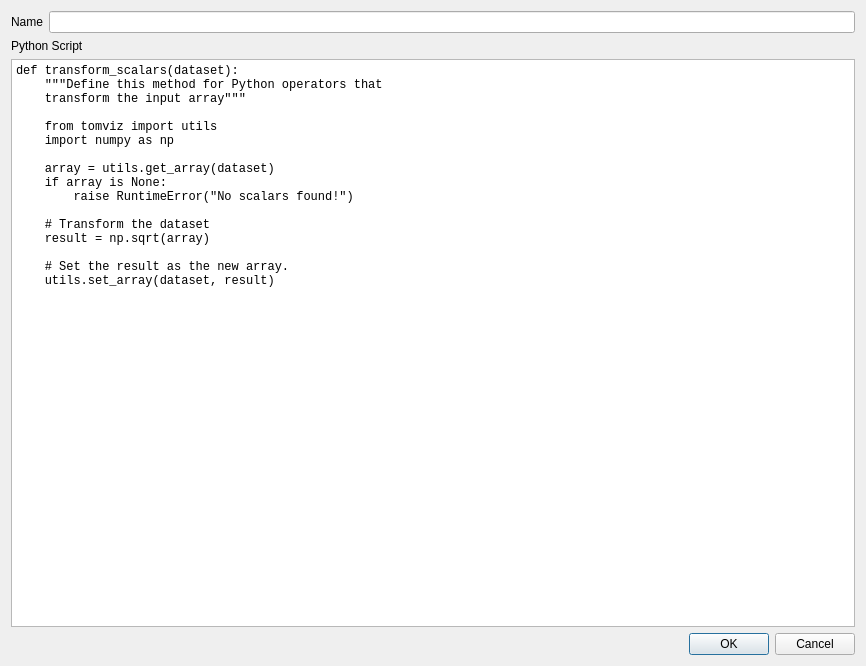
First picture: the form in EditPythonOperatorDialog.ui, repository OpenChemistry/tomviz, before the edit.
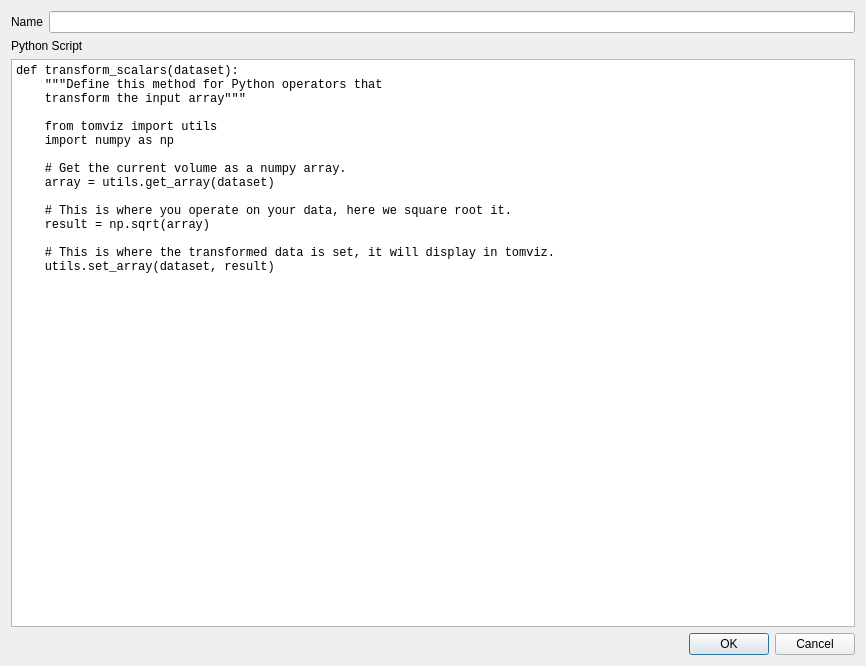
Second picture: the form after the edit.

Commit message: Make the example a little clearer

What changed in the file:
```diff
--- a/EditPythonOperatorDialog.ui
+++ b/EditPythonOperatorDialog.ui
@@ -49,14 +49,13 @@
     from tomviz import utils
     import numpy as np
 
+    # Get the current volume as a numpy array.
     array = utils.get_array(dataset)
-    if array is None:
-        raise RuntimeError(&quot;No scalars found!&quot;)
 
-    # Transform the dataset
+    # This is where you operate on your data, here we square root it.
     result = np.sqrt(array)
     
-    # Set the result as the new array.
+    # This is where the transformed data is set, it will display in tomviz.
     utils.set_array(dataset, result)</string>
      </property>
     </widget>
```
